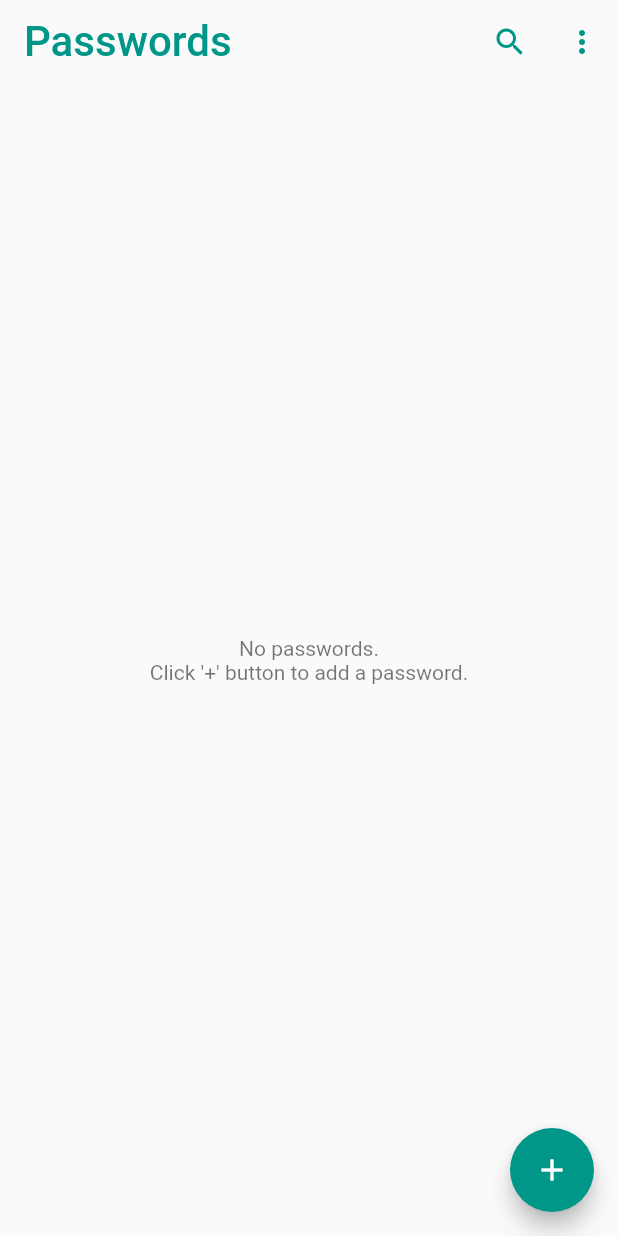
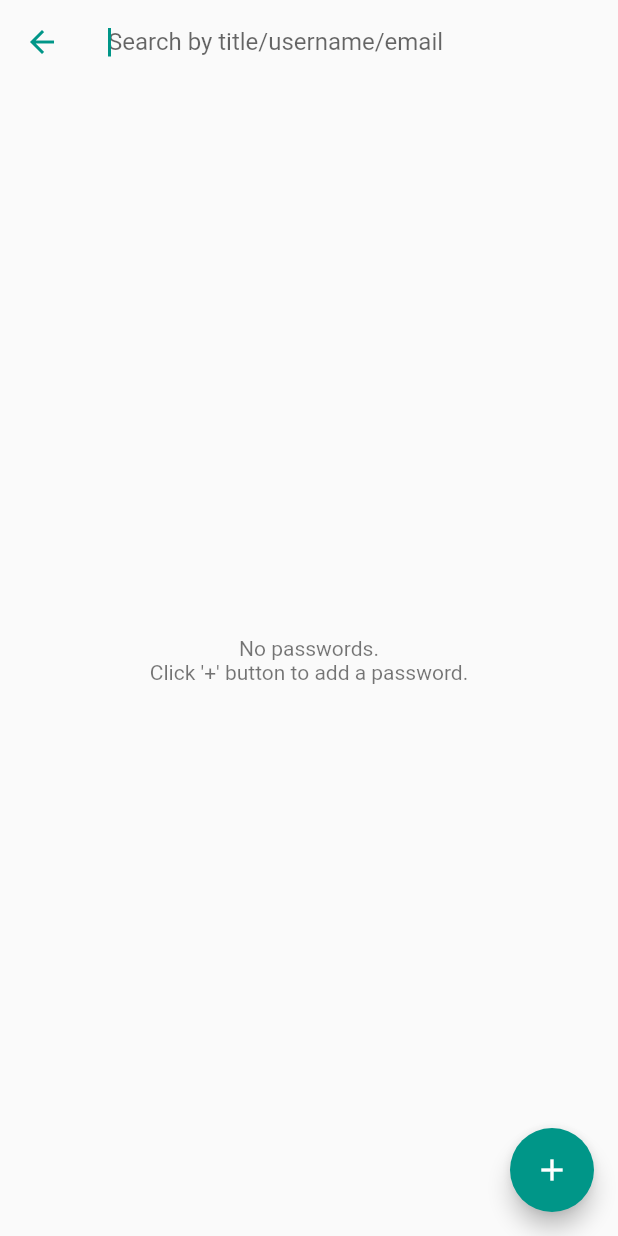
Before and after one commit to 4wangyu/passkey, a Flutter app: the ListPage screen opened directly, after a tap on the "search" icon, on a phone screen of 412 x 824 dp. Run offline on Flutter 3.47's test engine with Material 2 defaults, Android fonts, the phone set to English and light mode, and no system bars; missing offline and left inert: encrypt, file_chooser; Roboto replaces fonts that are missing (Title).

Commit message:
implement searchbar

```diff
--- a/lib/screens/list.dart
+++ b/lib/screens/list.dart
@@ -13,28 +13,72 @@ class ListPage extends StatefulWidget {
 }
 
 class _ListPageState extends State<ListPage> {
+  bool search = false;
+  String searchKey = '';
+
+  List<Password> _filterPwds(List<Password> pwds) {
+    return pwds
+        .where((pwd) =>
+            pwd.title.toLowerCase().contains(searchKey.toLowerCase()) ||
+            pwd.username.toLowerCase().contains(searchKey.toLowerCase()) ||
+            pwd.email.toLowerCase().contains(searchKey.toLowerCase()))
+        .toList();
+  }
+
   @override
   Widget build(BuildContext context) {
     Color primaryColor = Theme.of(context).primaryColor;
     final pwdProvider = Provider.of<PasswordProvider>(context);
     final passwords = pwdProvider.getPasswords();
+    final filteredPwds = _filterPwds(passwords);
 
     return Scaffold(
-      appBar: AppBar(
+      appBar: search
+          ? AppBar(
+              backgroundColor: Colors.transparent,
+              elevation: 0.0,
+              iconTheme: IconThemeData(color: primaryColor),
+              leading: IconButton(
+                icon: const Icon(Icons.arrow_back),
+                onPressed: () {
+                  setState(() {
+                    search = false;
+                    searchKey = '';
+                  });
+                },
+              ),
+              title: TextField(
+                onChanged: (query) async {
+                  setState(() {
+                    searchKey = query;
+                  });
+                },
+                autofocus: true,
+                decoration: InputDecoration(
+                  hintText: 'Search by title/username/email',
+                  border: InputBorder.none,
+                ),
+              ),
+            )
+          : AppBar(
               backgroundColor: Colors.transparent,
               elevation: 0.0,
               iconTheme: IconThemeData(color: primaryColor),
               automaticallyImplyLeading: false,
               title: Text(
                 pwdProvider.getFileName() ?? 'Passwords',
-          style:
-              TextStyle(fontFamily: "Title", fontSize: 28, color: primaryColor),
+                style: TextStyle(
+                    fontFamily: "Title", fontSize: 28, color: primaryColor),
                 overflow: TextOverflow.ellipsis,
               ),
               actions: [
                 IconButton(
                   icon: Icon(Icons.search),
-            onPressed: () {},
+                  onPressed: () {
+                    setState(() {
+                      search = true;
+                    });
+                  },
                 ),
                 PopupMenuButton(
                   onSelected: (func) {
@@ -87,7 +131,7 @@ class _ListPageState extends State<ListPage> {
         crossAxisAlignment: CrossAxisAlignment.start,
         children: <Widget>[
           Expanded(
-              child: passwords.isEmpty
+              child: filteredPwds.isEmpty
                   ? Center(
                       child: Text(
                         "No passwords. \nClick '+' button to add a password.",
@@ -96,9 +140,9 @@ class _ListPageState extends State<ListPage> {
                       ),
                     )
                   : ListView.builder(
-                      itemCount: passwords.length,
+                      itemCount: filteredPwds.length,
                       itemBuilder: (BuildContext context, int index) {
-                        Password password = passwords[index];
+                        Password password = filteredPwds[index];
                         return Dismissible(
                           key: ObjectKey(password.id),
                           onDismissed: (direction) {
@@ -128,7 +172,10 @@ class _ListPageState extends State<ListPage> {
                                       fontWeight: FontWeight.w600),
                                 ),
                                 subtitle: Text(
-                                  password.username ?? password.email,
+                                  [password.username, password.email]
+                                      .where((v) => v.isNotEmpty)
+                                      .toList()
+                                      .join(', '),
                                   style: TextStyle(
                                     fontFamily: 'Subtitle',
                                   ),
```
Lines whose indentation alone changed are shown as unchanged.
